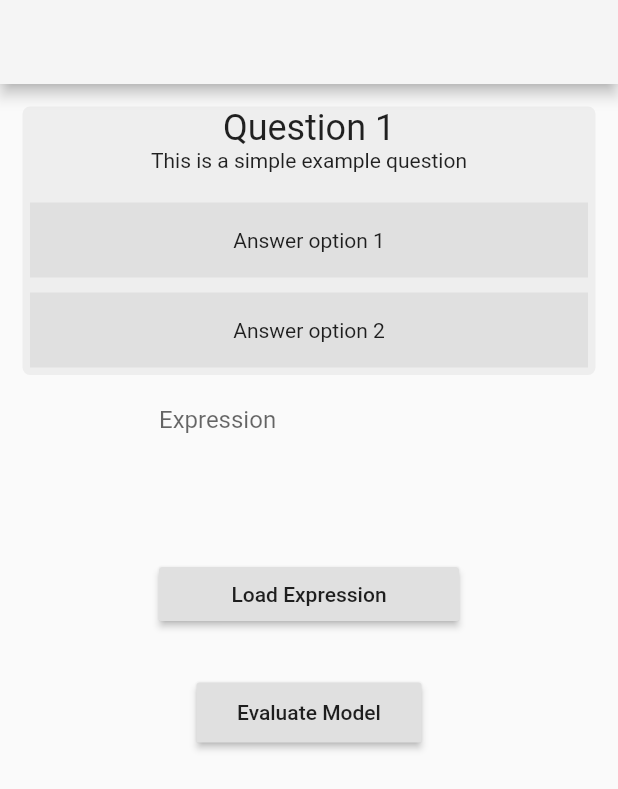
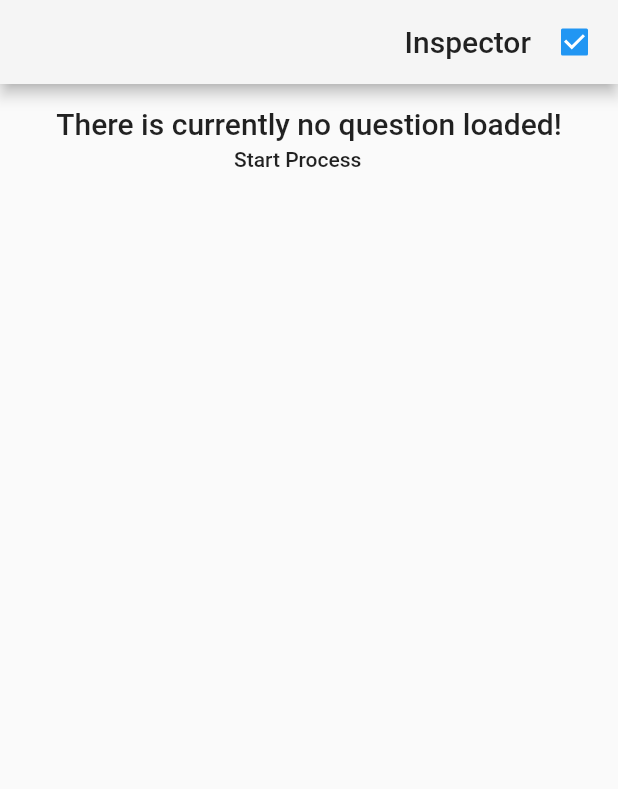
Before and after one commit to KonstantinRr/groningen-guide, a Flutter app: the screen it shows after launch, on a phone screen of 412 x 824 dp. Shown: the top 789 px of the screen. Run offline on Flutter 3.47's test engine with Material 2 defaults, Android fonts, the phone set to English and light mode, and no system bars; our stand-ins replace tuple.

Commit message:
Added basic inference and question model

```diff
--- a/assets/knowledge_base.json
+++ b/assets/knowledge_base.json
@@ -44,7 +44,8 @@
                 {
                     "description": "Answer option 1",
                     "events": [
-                        "option1 = 1"
+                        "option1 = 1",
+                        "three = 3"
                     ]
                 },
                 {
--- a/lib/rotues/route_home.dart
+++ b/lib/rotues/route_home.dart
@@ -6,45 +6,85 @@
 /// Livia Regus (S3354970): l.regus@student.rug.nl
 
 import 'package:flutter/material.dart';
+import 'package:provider/provider.dart';
+
 import 'package:groningen_guide/kl_engine.dart';
 import 'package:groningen_guide/loader/asset_loader.dart';
-import 'package:groningen_guide/widgets/widget_expression.dart';
 import 'package:groningen_guide/widgets/widget_question.dart';
 import 'package:groningen_guide/widgets/widget_vars.dart';
-import 'package:provider/provider.dart';
 
+/// The main screen of the [RouteHome]
 class MainScreen extends StatelessWidget {
   const MainScreen({Key key}) : super(key: key);
 
   @override
   Widget build(BuildContext context) {
-    return Consumer<KlEngine>(
-      builder: (context, engine, _) =>
+    var theme = Theme.of(context);
+    return Consumer<QuestionData>(
+      builder: (context, questionData, _) =>
         Padding(
           padding: const EdgeInsets.all(15),
-          child: Column(
+          child: questionData.hasQuestion ?
+            Column(
               children: [
-              ...
-              engine.klBase.questions.map((q) =>
-                QuestionWidget(question: q)
-              ),
-              Padding(
-                padding: EdgeInsets.symmetric(vertical: 20.0),
-                child: ExpressionParser(),
+                QuestionWidget(
+                  question: questionData.current,
+                  change: (index) => questionData.changeOption(index),
                 ),
                 Container(
                   margin: EdgeInsets.only(top: 15, bottom: 15.0),
                   height: 40.0, width: 150.0,
                   child: RaisedButton(
-                  child: Text('Evaluate Model'),
+                    child: Text('Next'),
                     onPressed: () {
+                      var engine = Provider.of<KlEngine>(context, listen: false);
+                      var selectedOptions = questionData.selectedOptions();
+                      for (var i in selectedOptions)
+                        engine.evaluateEvents(i.events);
                       engine.inference();
+                      engine.loadNextQuestion(questionData);
+                      //engine.inference();
                     },
                   ),
                 )
               ]
+            ) :
+            Container(
+              height: 150.0,
+              alignment: Alignment.center,
+              child: Column(
+                children: <Widget> [
+                  Text('There is currently no question loaded!', style: theme.textTheme.headline6),
+                  FlatButton(
+                    child: Container(
+                      width: 100.0,
+                      height: 40.0,
+                      child: Text('Start Process'),
                     ),
+                    onPressed: () {
+                      // loads the next question
+                      var engine = Provider.of<KlEngine>(context, listen: false);
+                      engine.inference();
+                      engine.loadNextQuestion(questionData);
+                    },
+                  )
+                ]
+              )
+            )
         ),
+    );
+  }
+}
+
+class QuestionSession extends StatelessWidget {
+  final Widget child;
+  const QuestionSession({@required this.child, Key key}) : super(key: key);
+
+  @override
+  Widget build(BuildContext context) {
+    return ChangeNotifierProvider(
+      create: (context) => QuestionData(),
+      child: child,
     );
   }
 }
@@ -52,31 +92,63 @@ class MainScreen extends StatelessWidget {
 class RouteHome extends StatelessWidget {
   const RouteHome({Key key}) : super(key: key);
 
+  AppBar _buildAppBar(BuildContext context) {
+    var theme = Theme.of(context);
+    return AppBar(
+      backgroundColor: Colors.grey[100],
+      actions: [
+        Consumer<KlEngine>(
+          builder: (context, engine, _) =>
+            Padding(
+              padding: EdgeInsets.symmetric(horizontal: 5.0),
+              child: Row(
+                mainAxisSize: MainAxisSize.min,
+                children: <Widget> [
+                  Text('Inspector', style: theme.textTheme.headline6,),
+                  SizedBox(width: 5,),
+                  Checkbox(
+                    value: engine.debug,
+                    onChanged: (val) => engine.updateEngine(
+                      (engine) { engine.debug = !engine.debug;}),
+                  )
+                ]
+              ),
+            )
+        )
+      ],
+    );
+  }
+
   @override
   Widget build(BuildContext context) {
     return KnowledgeBaseLoader(
-      onLoad: (context, engine) {
-        return LayoutBuilder(
+      onLoad: (context, _) {
+        return QuestionSession(
+          child: Consumer<KlEngine>(
+          builder: (context, engine, _) =>
+            LayoutBuilder(
               builder: (context, constraints) {
                 if (constraints.maxWidth <= 850.0) {
                   return Scaffold(
-                appBar: AppBar(backgroundColor: Colors.grey[100],),
+                    appBar: _buildAppBar(context),
                     body: const SingleChildScrollView(child: MainScreen()),
                   );
                 } else {
                   return Scaffold(
-                appBar: AppBar(backgroundColor: Colors.grey[100]),
+                    appBar:  _buildAppBar(context),
                     body: Row(
                       crossAxisAlignment: CrossAxisAlignment.stretch,
                       children: <Widget> [
                         const Expanded(flex: 2, child: SingleChildScrollView(child: MainScreen())),
+                        if (engine.debug)
                           const Expanded(flex: 1, child: ClipRect(child: WidgetVars())),
                       ]
                     )
                   );
                 }
               }
-        );
+            )
+        ));
       },
       onErr: (context) {
         return Center(child: Text('Error loading knowledge base'));
--- a/lib/widgets/widget_question.dart
+++ b/lib/widgets/widget_question.dart
@@ -7,15 +7,20 @@
 
 import 'package:flutter/material.dart';
 import 'package:groningen_guide/kl/kl_question.dart';
+import 'package:groningen_guide/widgets/widget_vars.dart';
+import 'package:tuple/tuple.dart';
 
 class QuestionWidget extends StatelessWidget {
-  final KlQuestion question;
-  const QuestionWidget({@required this.question, Key key}) : super(key: key);
+  final Tuple2<KlQuestion, List<bool>> question;
+  final void Function(int) change;
+  const QuestionWidget({@required this.question,
+    @required this.change, Key key}) : super(key: key);
 
   @override
   Widget build(BuildContext context) {
     var theme = Theme.of(context);
     return Container(
+      padding: const EdgeInsets.all(5),
       decoration: BoxDecoration(
         borderRadius: BorderRadius.circular(5),
         color: Colors.grey[200]
@@ -23,21 +28,23 @@ class QuestionWidget extends StatelessWidget {
       child: Column(
         crossAxisAlignment: CrossAxisAlignment.center,
         children: [
-          Text(question.name, style: theme.textTheme.headline5),
-          Text(question.description, style: theme.textTheme.bodyText2,),
-          SizedBox(height: 15),
-
+          Text(question.item1.name, style: theme.textTheme.headline5),
+          Text(question.item1.description, style: theme.textTheme.bodyText2,),
+          const SizedBox(height: 15),
           Column(
             crossAxisAlignment: CrossAxisAlignment.stretch,
-            children: question.options.map((e) =>
-              Container(
-                margin: EdgeInsets.all(5),
-                decoration: BoxDecoration(
-                  color: Colors.grey[300]
+            children: enumerate(question.item1.options).map((e) =>
+              FlatButton(
+                onPressed: () => change(e[0]),
+                child: Container(
+                  margin: const EdgeInsets.all(5),
+                  decoration: BoxDecoration(
+                    color: question.item2[e[0]] ? Colors.lightBlue : Colors.grey[300]
+                  ),
+                  height: 50.0,
+                  alignment: Alignment.center,
+                  child: Text(e[1].description)
                 ),
-                height: 50.0,
-                alignment: Alignment.center,
-                child: Text(e.description)
               )
             ).toList()
           ),
--- a/pubspec.yaml
+++ b/pubspec.yaml
@@ -30,6 +30,7 @@ dependencies:
   cupertino_icons: ^1.0.0
   url_launcher: ^5.7.10
   provider: ^4.3.2+2
+  tuple: ^1.0.3
 
 dev_dependencies:
   flutter_test:
```
Also changed, not shown: lib/kl_engine.dart (+83 -2 lines), pubspec.lock. Lines whose indentation alone changed are shown as unchanged.
